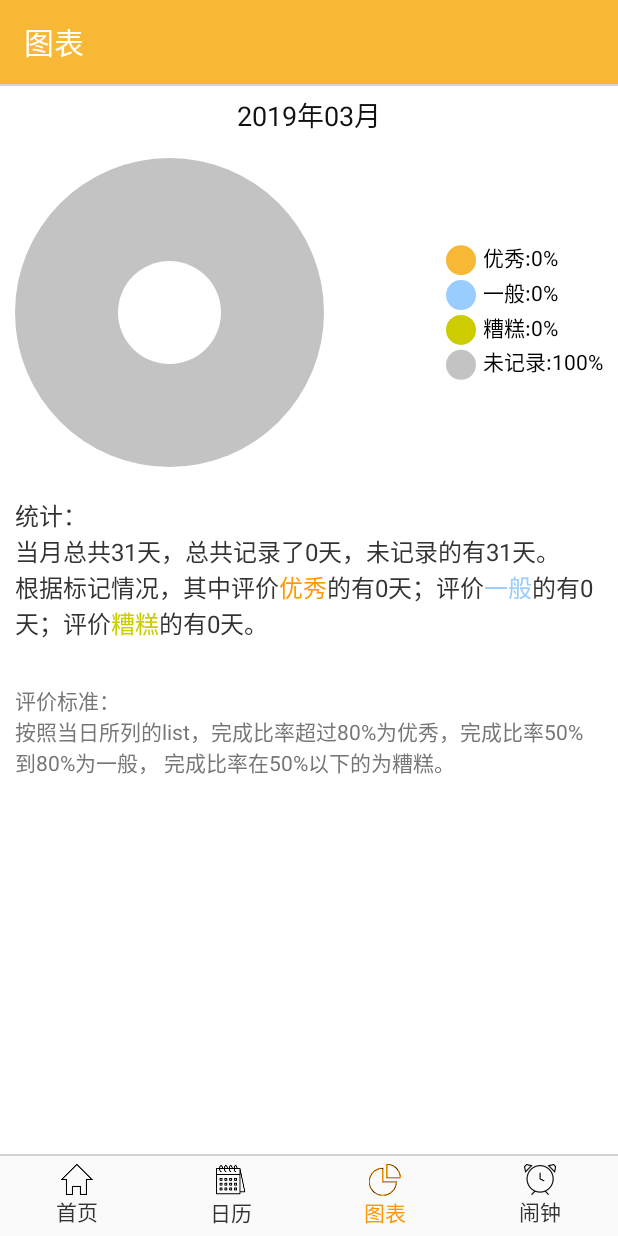
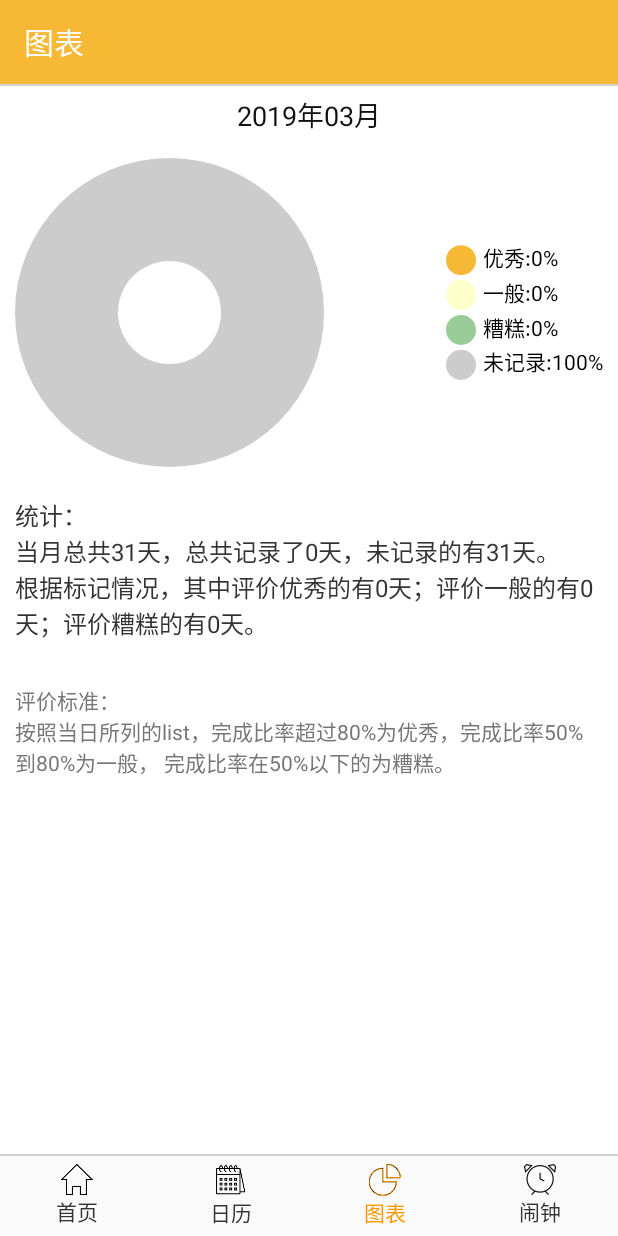
Before and after one commit to happyfsyy/ToDoList, an Android app: the fragment DateFragment placed in its activity, after a tap on "图表", on a phone screen of 412 x 824 dp. Run offline under Robolectric (Android 15) with nearby library versions, the phone set to English and light mode, and no system bars; 2 other taps on this screen came first.

Commit message:
3/20 afternoon

```diff
--- a/app/src/main/java/com/example/todolist/activity/GraphFragment.java
+++ b/app/src/main/java/com/example/todolist/activity/GraphFragment.java
@@ -90,14 +90,16 @@ public class GraphFragment extends Fragment {
                 String evaluation2=String.format(getString(R.string.graph_evaluation2),monthParams[3]);
                 String evaluation3=String.format(getString(R.string.graph_evaluation3),monthParams[4]);
                 if(monthParams[5]==monthParams[0]){
-                    SpannableStringBuilder sb1=getSpannableStringBuilder(evaluation0,evaluation1,evaluation2,evaluation3,"","");
-                    evaluationText.setText(sb1);
+//                    SpannableStringBuilder sb1=getSpannableStringBuilder(evaluation0,evaluation1,evaluation2,evaluation3,"","");
+                    String text=evaluation0+evaluation1+evaluation2+evaluation3;
+                    evaluationText.setText(text);
                 }else{
                     int month=calendar.get(Calendar.MONTH)+1;
                     String evaluation4=String.format(getString(R.string.graph_evaluation4),month,monthParams[6]);
                     String evaluation5=String.format(getString(R.string.graph_evaluation5),month,monthParams[7]);
-                    SpannableStringBuilder sb1=getSpannableStringBuilder(evaluation0,evaluation1,evaluation2,evaluation3,evaluation4,evaluation5);
-                    evaluationText.setText(sb1);
+//                    SpannableStringBuilder sb1=getSpannableStringBuilder(evaluation0,evaluation1,evaluation2,evaluation3,evaluation4,evaluation5);
+                    String text=evaluation0+evaluation1+evaluation2+evaluation3+evaluation4+evaluation5;
+                    evaluationText.setText(text);
                 }
             }
             calendar.add(Calendar.MONTH,1-i);
--- a/app/src/main/java/com/example/todolist/view/CalendarView.java
+++ b/app/src/main/java/com/example/todolist/view/CalendarView.java
@@ -34,6 +34,7 @@ public class CalendarView extends View {
     private Paint dayPaint;//1、2
     private int dayTextColor=getResources().getColor(R.color.day_text_color);
     private Paint dayStatusBgPaint;//背后的阴影效果，正方形
+    private Paint dayStatusPointPaint;
     private int goodColor=getResources().getColor(R.color.graph_red);
     private int ordinaryColor=getResources().getColor(R.color.graph_green);
     private int badColor=getResources().getColor(R.color.graph_blue);
@@ -93,6 +94,9 @@ public class CalendarView extends View {
         dayStatusBgPaint=new Paint(Paint.ANTI_ALIAS_FLAG);
         dayStatusBgPaint.setStyle(Paint.Style.FILL);
 
+        dayStatusPointPaint=new Paint(Paint.ANTI_ALIAS_FLAG);
+        dayStatusPointPaint.setColor(getResources().getColor(R.color.graph_gray));
+
         selectedBgPaint=new Paint(Paint.ANTI_ALIAS_FLAG);
         selectedBgPaint.setColor(selectedBgColor);
 
@@ -119,11 +123,13 @@ public class CalendarView extends View {
         //计算42个数据
         calculateDate();
 
-        //画当天状况的背景
-        drawStatusBg(canvas);
-
         //画selected背景
         drawSelectedBg(canvas);
+
+        //画当天状况的背景
+//        drawStatusBg(canvas);
+        drawPointBg(canvas);
+
 
         //画1到31号
         String curYearAndMonth=getYearAndMonth(curMonthDate);
@@ -215,6 +221,19 @@ public class CalendarView extends View {
             canvas.drawRect(left,top,left+cellWidth,top+cellHeight,dayStatusBgPaint);
         }
     }
+    private void drawPointBg(Canvas canvas){
+        calculateStatus();
+        for(int i=curMonthStartIndex;i<=curMonthEndIndex;i++){
+            if(status[i]==-1){
+                continue;
+            }
+            int row=getRow(i);
+            int col=getCol(i);
+            float cx=leftPadding+col*cellWidth+0.5f*cellWidth;
+            float cy=(row+1)*cellHeight-DisplayUtil.dp2px(5);
+            canvas.drawCircle(cx,cy,DisplayUtil.dp2px(3),dayStatusPointPaint);
+        }
+    }
     private String getYearAndMonth(Date date){
         calendar.setTime(date);
         int year=calendar.get(Calendar.YEAR);
--- a/app/src/main/res/values/colors.xml
+++ b/app/src/main/res/values/colors.xml
@@ -12,11 +12,11 @@
     <color name="day_text_color">#333333</color>
     <color name="week_text_color">#767676</color>
     <color name="default_text_color">#111111</color>
-    <color name="today_color">#FF9800</color>
+    <color name="today_color">#f7b835</color>
     <color name="selected_circle_color">#F3E6CA</color>
     <color name="transparent_color">#000000</color>
     <color name="graph_red">#f7b835</color>
-    <color name="graph_green">#99ccff</color>
-    <color name="graph_blue">#cccc00</color>
-    <color name="graph_gray">#c3c3c3</color>
+    <color name="graph_green">#ffffcc</color>
+    <color name="graph_blue">#99cc99</color>
+    <color name="graph_gray">#cccccc</color>
 </resources>
```
Also changed, not shown: 5 other files.
